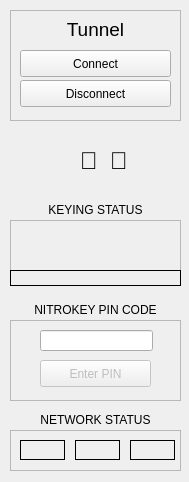
First picture: the form in pinpad.ui, repository pfect/pinentry, before the edit.
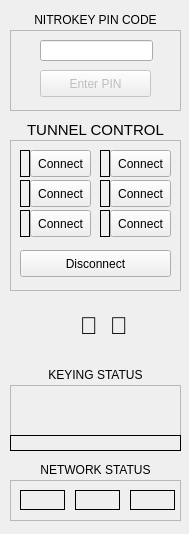
Second picture: the form after the edit. Icons and pictures are not drawn.

Commit message: * Buttons for configuration copy

Patch:
```diff
--- a/pinpad.ui
+++ b/pinpad.ui
@@ -7,7 +7,7 @@
     <x>0</x>
     <y>0</y>
     <width>189</width>
-    <height>482</height>
+    <height>534</height>
    </rect>
   </property>
   <property name="windowTitle">
@@ -22,7 +22,7 @@
     <property name="geometry">
      <rect>
       <x>10</x>
-      <y>200</y>
+      <y>365</y>
       <width>171</width>
       <height>19</height>
      </rect>
@@ -38,7 +38,7 @@
     <property name="geometry">
      <rect>
       <x>10</x>
-      <y>320</y>
+      <y>30</y>
       <width>171</width>
       <height>81</height>
      </rect>
@@ -92,7 +92,7 @@
     <property name="geometry">
      <rect>
       <x>10</x>
-      <y>220</y>
+      <y>385</y>
       <width>171</width>
       <height>51</height>
      </rect>
@@ -135,7 +135,7 @@
     <property name="geometry">
      <rect>
       <x>10</x>
-      <y>270</y>
+      <y>435</y>
       <width>171</width>
       <height>16</height>
      </rect>
@@ -154,9 +154,9 @@
     <property name="geometry">
      <rect>
       <x>10</x>
-      <y>10</y>
+      <y>140</y>
       <width>171</width>
-      <height>111</height>
+      <height>151</height>
      </rect>
     </property>
     <property name="frameShape">
@@ -168,9 +168,9 @@
     <widget class="QPushButton" name="connectButton">
      <property name="geometry">
       <rect>
-       <x>10</x>
-       <y>40</y>
-       <width>151</width>
+       <x>20</x>
+       <y>10</y>
+       <width>61</width>
        <height>27</height>
       </rect>
      </property>
@@ -182,7 +182,7 @@
      <property name="geometry">
       <rect>
        <x>10</x>
-       <y>70</y>
+       <y>110</y>
        <width>151</width>
        <height>27</height>
       </rect>
@@ -191,25 +191,183 @@
       <string>Disconnect</string>
      </property>
     </widget>
-    <widget class="QLabel" name="connTitle">
+    <widget class="QPushButton" name="connectButton_2">
      <property name="geometry">
       <rect>
+       <x>20</x>
+       <y>40</y>
+       <width>61</width>
+       <height>27</height>
+      </rect>
+     </property>
+     <property name="text">
+      <string>Connect</string>
+     </property>
+    </widget>
+    <widget class="QPushButton" name="connectButton_3">
+     <property name="geometry">
+      <rect>
+       <x>20</x>
+       <y>70</y>
+       <width>61</width>
+       <height>27</height>
+      </rect>
+     </property>
+     <property name="text">
+      <string>Connect</string>
+     </property>
+    </widget>
+    <widget class="QPushButton" name="connectButton_4">
+     <property name="geometry">
+      <rect>
+       <x>100</x>
+       <y>10</y>
+       <width>61</width>
+       <height>27</height>
+      </rect>
+     </property>
+     <property name="text">
+      <string>Connect</string>
+     </property>
+    </widget>
+    <widget class="QPushButton" name="connectButton_5">
+     <property name="geometry">
+      <rect>
+       <x>100</x>
+       <y>40</y>
+       <width>61</width>
+       <height>27</height>
+      </rect>
+     </property>
+     <property name="text">
+      <string>Connect</string>
+     </property>
+    </widget>
+    <widget class="QPushButton" name="connectButton_6">
+     <property name="geometry">
+      <rect>
+       <x>100</x>
+       <y>70</y>
+       <width>61</width>
+       <height>27</height>
+      </rect>
+     </property>
+     <property name="text">
+      <string>Connect</string>
+     </property>
+    </widget>
+    <widget class="QLabel" name="conActive_1">
+     <property name="geometry">
+      <rect>
        <x>10</x>
        <y>10</y>
-       <width>151</width>
-       <height>19</height>
+       <width>10</width>
+       <height>27</height>
       </rect>
      </property>
-     <property name="font">
-      <font>
-       <pointsize>14</pointsize>
-      </font>
+     <property name="styleSheet">
+      <string notr="true"/>
      </property>
+     <property name="frameShape">
+      <enum>QFrame::Box</enum>
+     </property>
      <property name="text">
-      <string>Tunnel</string>
+      <string/>
      </property>
-     <property name="alignment">
-      <set>Qt::AlignCenter</set>
+    </widget>
+    <widget class="QLabel" name="conActive_2">
+     <property name="geometry">
+      <rect>
+       <x>10</x>
+       <y>40</y>
+       <width>10</width>
+       <height>27</height>
+      </rect>
+     </property>
+     <property name="styleSheet">
+      <string notr="true"/>
+     </property>
+     <property name="frameShape">
+      <enum>QFrame::Box</enum>
+     </property>
+     <property name="text">
+      <string/>
+     </property>
+    </widget>
+    <widget class="QLabel" name="conActive_3">
+     <property name="geometry">
+      <rect>
+       <x>10</x>
+       <y>70</y>
+       <width>10</width>
+       <height>27</height>
+      </rect>
+     </property>
+     <property name="styleSheet">
+      <string notr="true"/>
+     </property>
+     <property name="frameShape">
+      <enum>QFrame::Box</enum>
+     </property>
+     <property name="text">
+      <string/>
+     </property>
+    </widget>
+    <widget class="QLabel" name="conActive_4">
+     <property name="geometry">
+      <rect>
+       <x>90</x>
+       <y>10</y>
+       <width>10</width>
+       <height>27</height>
+      </rect>
+     </property>
+     <property name="styleSheet">
+      <string notr="true"/>
+     </property>
+     <property name="frameShape">
+      <enum>QFrame::Box</enum>
+     </property>
+     <property name="text">
+      <string/>
+     </property>
+    </widget>
+    <widget class="QLabel" name="conActive_5">
+     <property name="geometry">
+      <rect>
+       <x>90</x>
+       <y>40</y>
+       <width>10</width>
+       <height>27</height>
+      </rect>
+     </property>
+     <property name="styleSheet">
+      <string notr="true"/>
+     </property>
+     <property name="frameShape">
+      <enum>QFrame::Box</enum>
+     </property>
+     <property name="text">
+      <string/>
+     </property>
+    </widget>
+    <widget class="QLabel" name="conActive_6">
+     <property name="geometry">
+      <rect>
+       <x>90</x>
+       <y>70</y>
+       <width>10</width>
+       <height>27</height>
+      </rect>
+     </property>
+     <property name="styleSheet">
+      <string notr="true"/>
+     </property>
+     <property name="frameShape">
+      <enum>QFrame::Box</enum>
+     </property>
+     <property name="text">
+      <string/>
      </property>
     </widget>
    </widget>
@@ -217,7 +375,7 @@
     <property name="geometry">
      <rect>
       <x>10</x>
-      <y>430</y>
+      <y>480</y>
       <width>171</width>
       <height>41</height>
      </rect>
@@ -290,7 +448,7 @@
     <property name="geometry">
      <rect>
       <x>10</x>
-      <y>410</y>
+      <y>460</y>
       <width>171</width>
       <height>19</height>
      </rect>
@@ -309,7 +467,7 @@
     <property name="geometry">
      <rect>
       <x>10</x>
-      <y>130</y>
+      <y>295</y>
       <width>171</width>
       <height>61</height>
      </rect>
@@ -328,7 +486,7 @@
     <property name="geometry">
      <rect>
       <x>80</x>
-      <y>145</y>
+      <y>310</y>
       <width>31</width>
       <height>31</height>
      </rect>
@@ -349,7 +507,7 @@
     <property name="geometry">
      <rect>
       <x>110</x>
-      <y>145</y>
+      <y>310</y>
       <width>31</width>
       <height>31</height>
      </rect>
@@ -370,7 +528,7 @@
     <property name="geometry">
      <rect>
       <x>10</x>
-      <y>300</y>
+      <y>10</y>
       <width>171</width>
       <height>20</height>
      </rect>
@@ -382,6 +540,27 @@
      <set>Qt::AlignCenter</set>
     </property>
    </widget>
+   <widget class="QLabel" name="connTitle">
+    <property name="geometry">
+     <rect>
+      <x>20</x>
+      <y>120</y>
+      <width>151</width>
+      <height>19</height>
+     </rect>
+    </property>
+    <property name="font">
+     <font>
+      <pointsize>11</pointsize>
+     </font>
+    </property>
+    <property name="text">
+     <string>TUNNEL CONTROL</string>
+    </property>
+    <property name="alignment">
+     <set>Qt::AlignCenter</set>
+    </property>
+   </widget>
   </widget>
  </widget>
  <layoutdefault spacing="6" margin="11"/>
```
Left out of the diff: 4 changed lines with no effect on the pictures. The commit also changes 4 other files.
